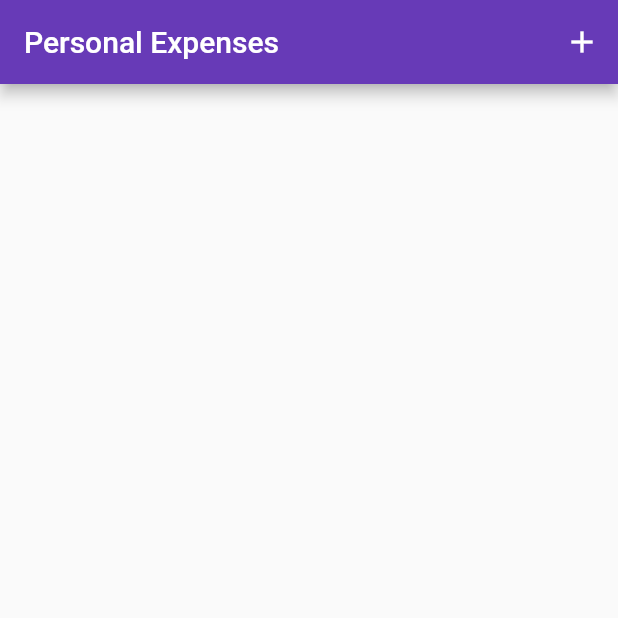
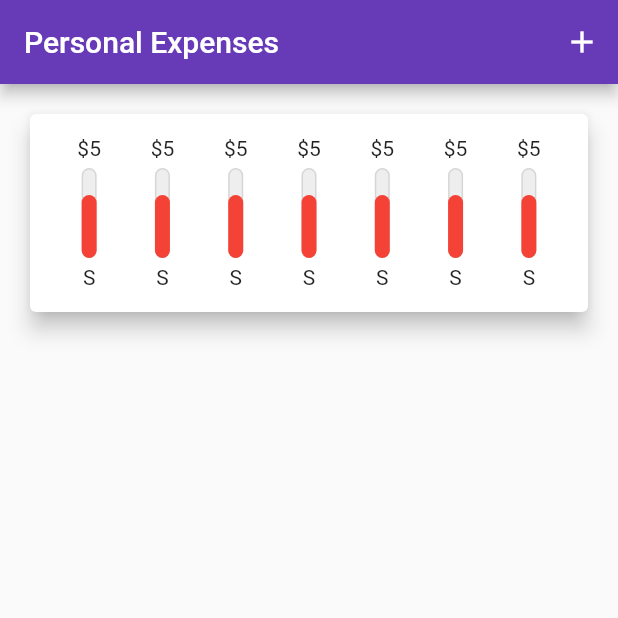
Before and after one commit to LayzeePreneur/Levy, a Flutter app: the screen it shows after launch, on a phone screen of 412 x 824 dp, the top half of it. Run offline on Flutter 3.47's test engine with Material 2 defaults, Android fonts, the light colour scheme and no system bars.

Commit message:
Create chart with chartbar

```diff
--- a/lib/main.dart
+++ b/lib/main.dart
@@ -1,4 +1,5 @@
 import 'package:flutter/material.dart';
+import './widgets/chart.dart';
 
 void main() => runApp(PersonalExpenses());
 
@@ -10,6 +11,7 @@ class PersonalExpenses extends StatelessWidget {
       theme: ThemeData(
         primarySwatch: Colors.deepPurple,
         accentColor: Colors.amber,
+        visualDensity: VisualDensity.adaptivePlatformDensity,
       ),
       home: HomePage(title: 'Personal Expenses'),
     );
@@ -38,6 +40,11 @@ class _HomePageState extends State<HomePage> {
           ),
         ],
       ),
+      body: ListView(
+        children: <Widget>[
+          Chart(),
+        ],
+      ),
     );
   }
 }
--- /dev/null
+++ b/lib/widgets/chart.dart
@@ -0,0 +1,24 @@
+import 'package:flutter/material.dart';
+import '../widgets/chartbar.dart';
+
+class Chart extends StatelessWidget {
+  @override
+  Widget build(BuildContext context) {
+    return Container(
+      width: double.infinity,
+      child: Card(
+        child: Padding(
+          padding: const EdgeInsets.all(15.0),
+          child: Row(
+            mainAxisAlignment: MainAxisAlignment.spaceAround,
+            children: List.generate(7, (index) {
+              return ChartBar();
+            }),
+          ),
+        ),
+        margin: const EdgeInsets.all(20),
+        elevation: 6,
+      ),
+    );
+  }
+}
--- /dev/null
+++ b/lib/widgets/chartbar.dart
@@ -0,0 +1,40 @@
+import 'package:flutter/material.dart';
+
+class ChartBar extends StatelessWidget {
+  @override
+  Widget build(BuildContext context) {
+    return Column(
+      children: <Widget>[
+        Text('\$5'),
+        SizedBox(height: 5),
+        Container(
+          width: 10,
+          height: 60,
+          child: Stack(
+            alignment: Alignment.bottomCenter,
+            children: <Widget>[
+              Container(
+                decoration: BoxDecoration(
+                  borderRadius: BorderRadius.circular(30),
+                  border: Border.all(color: Colors.grey[350]),
+                  color: Colors.grey[200],
+                ),
+              ),
+              FractionallySizedBox(
+                heightFactor: 0.7,
+                child: Container(
+                  decoration: BoxDecoration(
+                    borderRadius: BorderRadius.circular(30),
+                    color: Colors.red,
+                  ),
+                ),
+              ),
+            ],
+          ),
+        ),
+        SizedBox(height: 5),
+        Text('S'),
+      ],
+    );
+  }
+}
```
